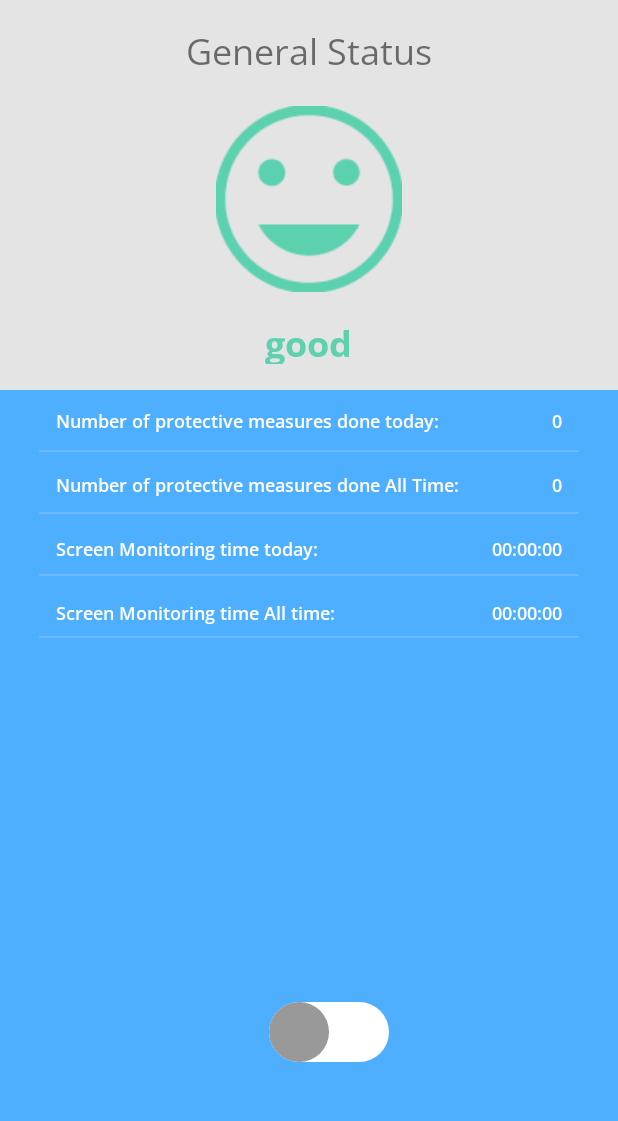
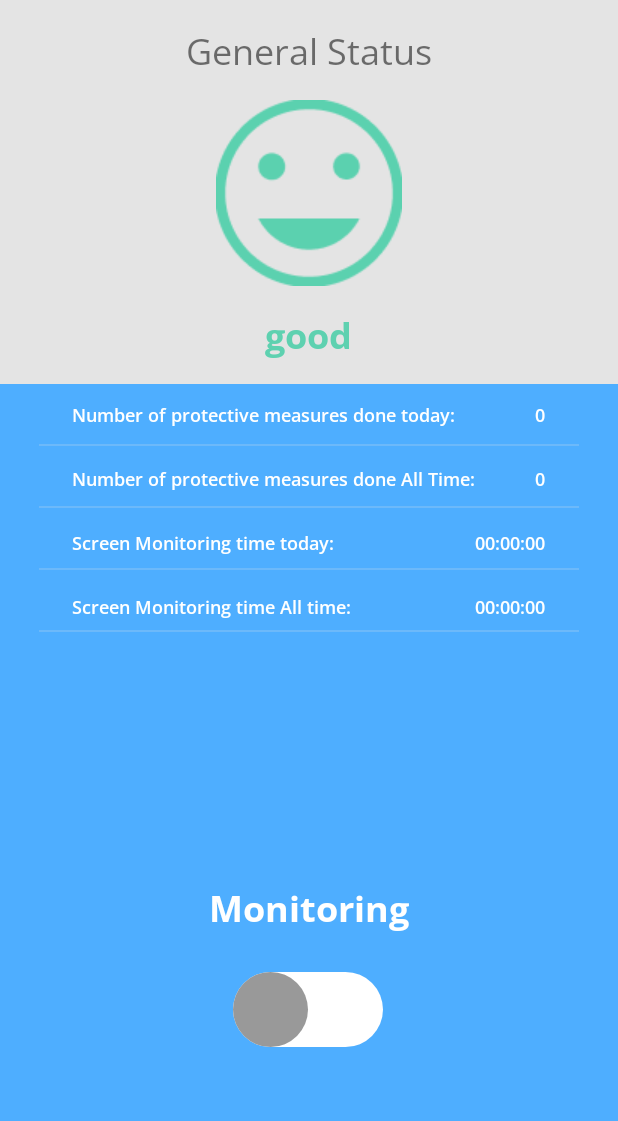
Before and after one commit to MohamedAAbdelwahab/GuardianAngelGP, an Android app: the HomeActivity screen opened directly, with no data from a screen before it, on a phone screen of 412 x 824 dp, the part 66-1187 px from its top. Run offline under Robolectric (Android 15) with nearby library versions, the phone set to English and light mode, and no system bars.

Commit message:
popup windows style update & email checkbox & email validation & UI tweaks

```diff
--- a/app/src/main/java/com/GuardianAngel/Email_and_Password_activity.java
+++ b/app/src/main/java/com/GuardianAngel/Email_and_Password_activity.java
@@ -7,6 +7,7 @@ import android.content.Intent;
 import android.os.Bundle;
 import android.text.TextUtils;
 import android.util.Log;
+import android.util.Patterns;
 import android.view.View;
 import android.view.WindowManager;
 import android.widget.Button;
@@ -73,7 +74,10 @@ public class Email_and_Password_activity extends Activity {
                             EditTextconfirm.setError( "password confirmation required!" );
                         }
 
-                    }else if(!password.equals(confirmation)){
+                    }else if(!Patterns.EMAIL_ADDRESS.matcher(EditTextemail.getText()).matches()){
+                        EditTextemail.setError( "enter a valid email" );
+                    }
+                    else if(!password.equals(confirmation)){
                         EditTextconfirm.setError( "password doesn't match!" );
 
                     }else {
--- a/app/src/main/java/com/GuardianAngel/HomeActivity.java
+++ b/app/src/main/java/com/GuardianAngel/HomeActivity.java
@@ -27,8 +27,8 @@ import androidx.appcompat.widget.SwitchCompat;
 
 public class HomeActivity extends Activity {
     private static final int REQUEST_CODE = 100;
-
-    @RequiresApi(api = Build.VERSION_CODES.M)
+    private MenuItem item;
+    @RequiresApi(api = Build.VERSION_CODES.O)
     protected void onCreate(Bundle savedInstanceState) {
         super.onCreate(savedInstanceState);
 
@@ -37,7 +37,7 @@ public class HomeActivity extends Activity {
         if(!(Settings.canDrawOverlays(this)))
             requestOverlayPermission();
         SwitchCompat simpleSwitch = (SwitchCompat) findViewById(R.id.swOnOff);
-        SharedPreferences pref = getSharedPreferences("YOUR_PREFERENCE_NAME", Context.MODE_PRIVATE);
+        final SharedPreferences pref = getSharedPreferences("YOUR_PREFERENCE_NAME", Context.MODE_PRIVATE);
         simpleSwitch.setChecked(pref.getBoolean("isChecked", false));
 
         simpleSwitch.setOnCheckedChangeListener(new CompoundButton.OnCheckedChangeListener() {
@@ -65,6 +65,8 @@ public class HomeActivity extends Activity {
                 Context wrapper = new ContextThemeWrapper(HomeActivity.this, R.style.MyPopupOtherStyle);
                 PopupMenu men = new PopupMenu(wrapper,v);
                 men.inflate(R.menu.settings_menu);
+                item = men.getMenu().findItem(R.id.app_bar_switch);
+                item.setChecked(pref.getBoolean("Checked", true));
                 men.setOnMenuItemClickListener(new PopupMenu.OnMenuItemClickListener() {
                     @Override
                     public boolean onMenuItemClick(MenuItem item) {
@@ -78,9 +80,10 @@ public class HomeActivity extends Activity {
                                 startActivity(chngpwd);
                                 break;
                             case "Receive Emails":
-                                Intent entrpwd = new Intent(getApplicationContext(),enterPwdPopup.class);
-                                startActivityForResult(entrpwd,200);
-
+                                if(item.getItemId() == R.id.app_bar_switch){
+                                    Intent entrpwd = new Intent(getApplicationContext(),enterPwdPopup.class);
+                                    startActivityForResult(entrpwd,200);
+                                }
                                 break;
                             case "Language":
                                 break;
@@ -94,10 +97,6 @@ public class HomeActivity extends Activity {
                 men.show();
             }
         });
-
-    }
-    private void showMenu(View v){
-
 
     }
 
@@ -151,7 +150,7 @@ public class HomeActivity extends Activity {
     @Override
 
     */
-    @RequiresApi(api = Build.VERSION_CODES.M)
+    @RequiresApi(api = Build.VERSION_CODES.O)
     protected void onActivityResult(int requestCode, int resultCode, Intent data) {
         super.onActivityResult(requestCode, resultCode, data);
         if(requestCode==500) {
@@ -164,7 +163,10 @@ public class HomeActivity extends Activity {
             }
         }else if(requestCode==200 && resultCode == RESULT_OK){
             if(data.getIntExtra("SUCCESS",0) == 100){
-                Toast.makeText(this,"saba7",Toast.LENGTH_LONG).show();
+                item.setChecked(!item.isChecked());
+                SharedPreferences.Editor editor = getSharedPreferences("YOUR_PREFERENCE_NAME", Context.MODE_PRIVATE).edit();
+                editor.putBoolean("Checked", item.isChecked());
+                editor.apply();
             }
         }
         if (requestCode == REQUEST_CODE) {
@@ -189,6 +191,7 @@ public class HomeActivity extends Activity {
         startActivityForResult(mProjectionManager.createScreenCaptureIntent(), REQUEST_CODE);
     }
 
+    @RequiresApi(api = Build.VERSION_CODES.O)
     private void stopProjection() {
         startService(com.GuardianAngel.ScreenCaptureService.getStopIntent(this));
     }
--- a/app/src/main/java/com/GuardianAngel/ScreenCaptureService.java
+++ b/app/src/main/java/com/GuardianAngel/ScreenCaptureService.java
@@ -414,7 +414,7 @@ public class ScreenCaptureService extends Service {
     private void sendRequest(RequestBody postBodyImage)
     {
         OkHttpClient okHttpClient = new OkHttpClient();
-        Request request = new Request.Builder().url("http://192.168.1.103:8000/classify").post(postBodyImage).build();
+        Request request = new Request.Builder().url("http://192.168.1.5:8000/classify").post(postBodyImage).build();
         send=false;
         okHttpClient.newCall(request).enqueue(new Callback() {
             @Override
--- a/app/src/main/java/com/GuardianAngel/changeEmailPopup.java
+++ b/app/src/main/java/com/GuardianAngel/changeEmailPopup.java
@@ -6,6 +6,7 @@ import android.content.Intent;
 import android.os.Bundle;
 import android.text.TextUtils;
 import android.util.DisplayMetrics;
+import android.util.Patterns;
 import android.view.View;
 import android.view.WindowManager;
 import android.widget.Button;
@@ -63,6 +64,9 @@ public class changeEmailPopup extends Activity {
                     }else if(newmail.equals(mail)) {
                         Toast.makeText(getApplicationContext(),"new Email matches the old one",Toast.LENGTH_LONG).show();
                         finish();
+                    }else if(!Patterns.EMAIL_ADDRESS.matcher(newEmail.getText()).matches()){
+                        Toast.makeText(getApplicationContext(),"enter a valid Email",Toast.LENGTH_LONG).show();
+                        finish();
                     }else {
                         file.writeFile(context,newmail,EmailFileName);
                         Toast.makeText(getApplicationContext(),"Email changed successfully",Toast.LENGTH_LONG).show();
--- a/app/src/main/res/drawable/custom_thumb.xml
+++ b/app/src/main/res/drawable/custom_thumb.xml
@@ -4,16 +4,16 @@
     <item android:state_checked="false">
         <shape android:shape="oval">
             <solid android:color="#999"/>
-            <size android:width="40dp"
-                android:height="40dp"/>
+            <size android:width="50dp"
+                android:height="50dp"/>
 
         </shape>
     </item>
     <item android:state_checked="true">
         <shape android:shape="oval">
             <solid android:color="#00C48C"/>
-            <size android:width="40dp"
-                android:height="40dp"/>
+            <size android:width="50dp"
+                android:height="50dp"/>
         </shape>
     </item>
 </selector>
--- a/app/src/main/res/drawable/custom_track.xml
+++ b/app/src/main/res/drawable/custom_track.xml
@@ -2,16 +2,16 @@
 <selector xmlns:android="http://schemas.android.com/apk/res/android">
     <item android:state_checked="false">
         <shape android:shape="rectangle">
-            <corners android:radius="20dp" />
+            <corners android:radius="25dp" />
             <solid android:color="#ffffff" />
-            <size android:height="40dp" />
+            <size android:height="50dp" />
         </shape>
     </item>
     <item android:state_checked="true">
         <shape android:shape="rectangle">
-            <corners android:radius="20dp" />
+            <corners android:radius="25dp" />
             <solid android:color="#ffffff" />
-            <size android:height="40dp" />
+            <size android:height="50dp" />
         </shape>
     </item>
 </selector>
--- /dev/null
+++ b/app/src/main/res/drawable/popbtn_bg.xml
@@ -0,0 +1,6 @@
+<?xml version="1.0" encoding="utf-8"?>
+<shape xmlns:android="http://schemas.android.com/apk/res/android" android:shape = "rectangle">
+    <solid android:color="#666666"/>
+    <corners android:radius="5dp"/>
+
+</shape>
--- a/app/src/main/res/layout/home.xml
+++ b/app/src/main/res/layout/home.xml
@@ -81,7 +81,7 @@
     <LinearLayout
         android:id="@+id/linearLayout"
         android:layout_width="0dp"
-        android:layout_height="260dp"
+        android:layout_height="wrap_content"
         android:layout_marginTop="44dp"
         android:background="#E4E4E4"
         android:gravity="center_horizontal"
@@ -106,17 +106,17 @@
             android:id="@+id/imageView10"
             android:layout_width="wrap_content"
             android:layout_height="wrap_content"
-            android:layout_marginTop="20dp"
+            android:layout_marginTop="16dp"
+            android:src="@drawable/smile1"
             app:layout_constraintEnd_toEndOf="parent"
-            app:layout_constraintStart_toStartOf="parent"
-            android:src="@drawable/smile1" />
+            app:layout_constraintStart_toStartOf="parent" />
 
         <TextView
             android:id="@+id/textView10"
             android:layout_width="wrap_content"
             android:layout_height="wrap_content"
-            android:layout_marginTop="17dp"
-            android:layout_marginBottom="17dp"
+            android:layout_marginTop="16dp"
+            android:layout_marginBottom="16dp"
             android:fontFamily="@font/open_sans_bold"
             android:text="good"
             android:textColor="#5ed1b0"
@@ -127,7 +127,7 @@
 
     <LinearLayout
         android:layout_width="0dp"
-        android:layout_height="165dp"
+        android:layout_height="wrap_content"
         android:gravity="center"
         android:orientation="horizontal"
         app:layout_constraintEnd_toEndOf="parent"
@@ -135,7 +135,7 @@
         app:layout_constraintTop_toBottomOf="@+id/linearLayout">
 
         <LinearLayout
-            android:layout_width="287dp"
+            android:layout_width="wrap_content"
             android:layout_height="match_parent"
             android:layout_gravity="left"
             android:gravity="left"
@@ -147,6 +147,7 @@
                 android:layout_height="wrap_content"
                 android:layout_marginLeft="12dp"
                 android:layout_marginTop="12dp"
+                android:layout_marginBottom="0dp"
                 android:fontFamily="@font/open_sans_semibold"
                 android:text="Number of protective measures done today:"
                 android:textColor="#FFFFFF"
@@ -158,6 +159,7 @@
                 android:layout_height="wrap_content"
                 android:layout_marginLeft="12dp"
                 android:layout_marginTop="25dp"
+                android:layout_marginBottom="0dp"
                 android:fontFamily="@font/open_sans_semibold"
                 android:text="Number of protective measures done All Time:"
                 android:textColor="#FFFFFF"
@@ -169,6 +171,7 @@
                 android:layout_height="wrap_content"
                 android:layout_marginLeft="12dp"
                 android:layout_marginTop="25dp"
+                android:layout_marginBottom="0dp"
                 android:fontFamily="@font/open_sans_semibold"
                 android:text="Screen Monitoring time today:"
                 android:textColor="#FFFFFF"
@@ -180,6 +183,7 @@
                 android:layout_height="wrap_content"
                 android:layout_marginLeft="12dp"
                 android:layout_marginTop="25dp"
+                android:layout_marginBottom="12dp"
                 android:fontFamily="@font/open_sans_semibold"
                 android:text="Screen Monitoring time All time:"
                 android:textColor="#FFFFFF"
@@ -188,7 +192,7 @@
         </LinearLayout>
 
         <LinearLayout
-            android:layout_width="74dp"
+            android:layout_width="wrap_content"
             android:layout_height="match_parent"
             android:gravity="right"
             android:orientation="vertical">
@@ -199,6 +203,7 @@
                 android:layout_height="wrap_content"
                 android:layout_marginTop="12dp"
                 android:layout_marginRight="12dp"
+                android:layout_marginBottom="0dp"
                 android:fontFamily="@font/open_sans_semibold"
                 android:text="0"
                 android:textColor="#FFFFFF"
@@ -210,6 +215,7 @@
                 android:layout_height="wrap_content"
                 android:layout_marginTop="25dp"
                 android:layout_marginRight="12dp"
+                android:layout_marginBottom="0dp"
                 android:fontFamily="@font/open_sans_semibold"
                 android:text="0"
                 android:textColor="#FFFFFF"
@@ -221,6 +227,7 @@
                 android:layout_height="wrap_content"
                 android:layout_marginTop="25dp"
                 android:layout_marginRight="12dp"
+                android:layout_marginBottom="0dp"
                 android:fontFamily="@font/open_sans_semibold"
                 android:text="00:00:00"
                 android:textColor="#FFFFFF"
@@ -232,6 +239,7 @@
                 android:layout_height="wrap_content"
                 android:layout_marginTop="25dp"
                 android:layout_marginRight="12dp"
+                android:layout_marginBottom="12dp"
                 android:fontFamily="@font/open_sans_semibold"
                 android:text="00:00:00"
                 android:textColor="#FFFFFF"
@@ -243,17 +251,31 @@
 
     <androidx.appcompat.widget.SwitchCompat
         android:id="@+id/swOnOff"
-        android:layout_width="106dp"
-        android:layout_height="39dp"
+        android:layout_width="100dp"
+        android:layout_height="54dp"
         android:layout_gravity="center"
-        android:layout_marginBottom="72dp"
+        android:layout_marginBottom="80dp"
         android:fontFamily="@font/open_sans_bold"
         android:textSize="20sp"
         android:thumb="@drawable/custom_thumb"
         app:layout_constraintBottom_toBottomOf="parent"
         app:layout_constraintEnd_toEndOf="parent"
+        app:layout_constraintHorizontal_bias="0.498"
         app:layout_constraintStart_toStartOf="parent"
         app:showText="false"
         app:track="@drawable/custom_track" />
 
+    <TextView
+        android:id="@+id/textView3"
+        android:layout_width="wrap_content"
+        android:layout_height="wrap_content"
+        android:layout_marginBottom="24dp"
+        android:fontFamily="@font/open_sans_bold"
+        android:text="Monitoring"
+        android:textColor="#FFFFFF"
+        android:textSize="24sp"
+        app:layout_constraintBottom_toTopOf="@+id/swOnOff"
+        app:layout_constraintEnd_toEndOf="parent"
+        app:layout_constraintStart_toStartOf="parent" />
+
 </androidx.constraintlayout.widget.ConstraintLayout>
--- a/app/src/main/res/layout/popup_email.xml
+++ b/app/src/main/res/layout/popup_email.xml
@@ -4,7 +4,7 @@
     xmlns:tools="http://schemas.android.com/tools"
     android:layout_width="match_parent"
     android:layout_height="match_parent"
-    android:background="#999999"
+    android:background="@drawable/popup_radius"
     android:gravity="center_horizontal"
     android:orientation="vertical">
 
@@ -63,7 +63,7 @@
         android:layout_height="35dp"
         android:layout_marginTop="16dp"
         android:layout_marginBottom="16dp"
-        android:background="@drawable/btn_bg"
+        android:background="@drawable/popbtn_bg"
         android:fontFamily="@font/open_sans_light"
         android:text="Submit"
         android:textAllCaps="false"
--- a/app/src/main/res/layout/popup_password.xml
+++ b/app/src/main/res/layout/popup_password.xml
@@ -4,7 +4,7 @@
     xmlns:tools="http://schemas.android.com/tools"
     android:layout_width="match_parent"
     android:layout_height="match_parent"
-    android:background="#999999"
+    android:background="@drawable/popup_radius"
     android:gravity="center_horizontal"
     android:orientation="vertical">
 
@@ -59,7 +59,7 @@
         android:layout_height="35dp"
         android:layout_marginTop="16dp"
         android:layout_marginBottom="16dp"
-        android:background="@drawable/btn_bg"
+        android:background="@drawable/popbtn_bg"
         android:fontFamily="@font/open_sans_light"
         android:text="Submit"
         android:textAllCaps="false"
--- a/app/src/main/res/layout/popup_pwd.xml
+++ b/app/src/main/res/layout/popup_pwd.xml
@@ -4,7 +4,7 @@
     xmlns:tools="http://schemas.android.com/tools"
     android:layout_width="match_parent"
     android:layout_height="match_parent"
-    android:background="#999999">
+    android:background="@drawable/popup_radius">
 
     <EditText
         android:id="@+id/pwd_box"
@@ -32,7 +32,7 @@
         android:layout_width="230dp"
         android:layout_height="35dp"
         android:layout_marginTop="28dp"
-        android:background="@drawable/btn_bg"
+        android:background="@drawable/popbtn_bg"
         android:fontFamily="@font/open_sans_light"
         android:text="Submit"
         android:textAllCaps="false"
--- a/app/src/main/res/menu/settings_menu.xml
+++ b/app/src/main/res/menu/settings_menu.xml
@@ -14,7 +14,6 @@
         <item
             android:id="@+id/app_bar_switch"
             android:checkable="true"
-        android:checked="false"
             android:title="Receive Emails"
             android:visible="true"
             app:actionLayout="@layout/switch_item" />
--- a/app/src/main/res/values/styles.xml
+++ b/app/src/main/res/values/styles.xml
@@ -19,7 +19,9 @@
     </style>
     <style name = "AppTheme.popup" >
         <item name= "android:windowIsTranslucent">true</item>
+        <item name = "android:windowBackground" > @android:color/transparent</item>
         <item name= "android:windowCloseOnTouchOutside">true</item>
         <item name="android:popupBackground">@drawable/popup_radius</item>
+        <item name="android:alpha">0.975</item>
     </style>
 </resources>
```
Also changed, not shown: app/src/main/res/drawable/popup_radius.xml (+11 -5 lines). Lines whose indentation alone changed are shown as unchanged.
